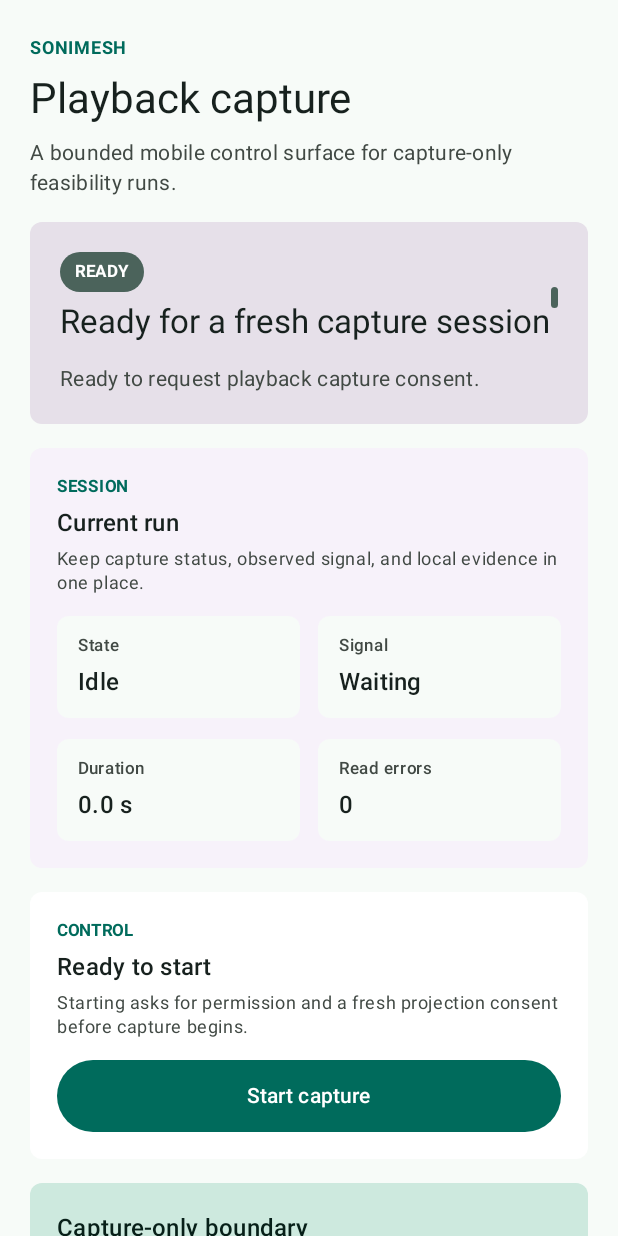
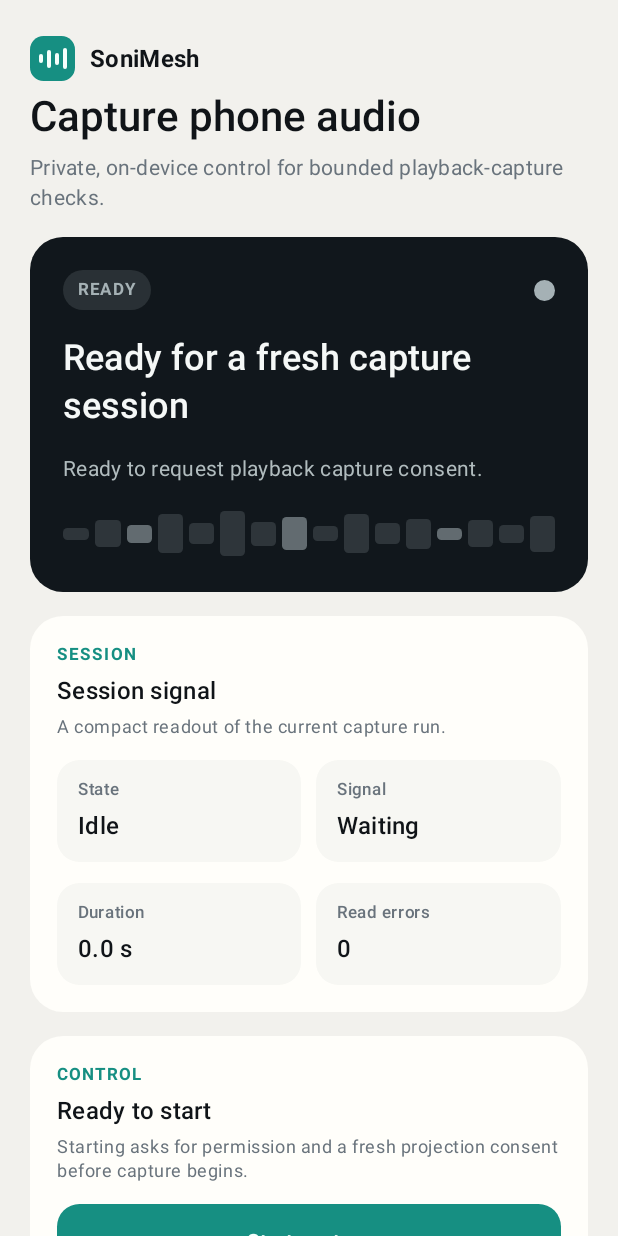
Before and after one commit to sonimesh-labs/sonimesh-dev, an Android app built with Jetpack Compose: the screen it shows after launch (MainActivity), on a phone screen of 412 x 824 dp. Run offline under Robolectric (Android 15) with nearby library versions, the phone set to English and light mode, and no system bars.

Commit message:
feat(ui): refresh desktop and android control surfaces

```diff
--- a/apps/android/app/src/main/java/com/sonimesh/sender/CaptureScreen.kt
+++ b/apps/android/app/src/main/java/com/sonimesh/sender/CaptureScreen.kt
@@ -14,8 +14,9 @@ import androidx.compose.foundation.layout.fillMaxSize
 import androidx.compose.foundation.layout.fillMaxWidth
 import androidx.compose.foundation.layout.height
 import androidx.compose.foundation.layout.heightIn
+import androidx.compose.foundation.layout.navigationBarsPadding
 import androidx.compose.foundation.layout.padding
-import androidx.compose.foundation.layout.navigationBarsPadding
+import androidx.compose.foundation.layout.size
 import androidx.compose.foundation.layout.statusBarsPadding
 import androidx.compose.foundation.layout.width
 import androidx.compose.foundation.rememberScrollState
@@ -41,12 +42,19 @@ import androidx.compose.ui.semantics.liveRegion
 import androidx.compose.ui.semantics.semantics
 import androidx.compose.ui.text.font.FontWeight
 import androidx.compose.ui.unit.dp
+import androidx.compose.ui.unit.sp
 import com.sonimesh.sender.capture.CaptureEvidenceSnapshot
 import com.sonimesh.sender.capture.CaptureStatus
 import com.sonimesh.sender.capture.CaptureUiState
 import com.sonimesh.sender.capture.isActive
 import com.sonimesh.sender.capture.isAwaitingAuthorization
 import java.util.Locale
+
+private val CardShape = RoundedCornerShape(22.dp)
+private val TileShape = RoundedCornerShape(15.dp)
+private val StatusSurface = Color(0xFF11171C)
+private val StatusText = Color(0xFFF5F8F7)
+private val StatusMutedText = Color(0xFFB1BCBE)
 
 @Composable
 internal fun CaptureScreen(
@@ -57,7 +65,7 @@ internal fun CaptureScreen(
     Column(
         modifier = Modifier
             .fillMaxSize()
-            .background(MaterialTheme.colorScheme.surface)
+            .background(MaterialTheme.colorScheme.background)
             .statusBarsPadding()
             .verticalScroll(rememberScrollState())
             .navigationBarsPadding()
@@ -82,23 +90,56 @@ internal fun CaptureScreen(
 
 @Composable
 private fun CaptureHeader() {
-    Column(verticalArrangement = Arrangement.spacedBy(8.dp)) {
+    Column(verticalArrangement = Arrangement.spacedBy(6.dp)) {
+        Row(
+            verticalAlignment = Alignment.CenterVertically,
+            horizontalArrangement = Arrangement.spacedBy(10.dp),
+        ) {
+            BrandMark()
+            Text(
+                "SoniMesh",
+                color = MaterialTheme.colorScheme.onSurface,
+                fontWeight = FontWeight.Bold,
+                style = MaterialTheme.typography.titleMedium,
+            )
+        }
         Text(
-            "SONIMESH",
-            color = MaterialTheme.colorScheme.primary,
-            fontWeight = FontWeight.Bold,
-            style = MaterialTheme.typography.labelMedium,
-        )
-        Text(
-            "Playback capture",
+            "Capture phone audio",
             color = MaterialTheme.colorScheme.onSurface,
+            fontWeight = FontWeight.SemiBold,
             style = MaterialTheme.typography.headlineMedium,
         )
         Text(
-            "A bounded mobile control surface for capture-only feasibility runs.",
+            "Private, on-device control for bounded playback-capture checks.",
             color = MaterialTheme.colorScheme.onSurfaceVariant,
             style = MaterialTheme.typography.bodyMedium,
         )
+    }
+}
+
+@Composable
+private fun BrandMark() {
+    Box(
+        modifier = Modifier
+            .size(30.dp)
+            .clip(RoundedCornerShape(9.dp))
+            .background(MaterialTheme.colorScheme.primary),
+        contentAlignment = Alignment.Center,
+    ) {
+        Row(
+            horizontalArrangement = Arrangement.spacedBy(2.5.dp),
+            verticalAlignment = Alignment.CenterVertically,
+        ) {
+            listOf(6.dp, 12.dp, 8.dp, 14.dp).forEach { barHeight ->
+                Box(
+                    modifier = Modifier
+                        .width(2.5.dp)
+                        .height(barHeight)
+                        .clip(RoundedCornerShape(2.dp))
+                        .background(MaterialTheme.colorScheme.onPrimary),
+                )
+            }
+        }
     }
 }
 
@@ -109,26 +150,19 @@ private fun CaptureStatusCard(status: CaptureStatus) {
         modifier = Modifier
             .fillMaxWidth()
             .semantics { liveRegion = LiveRegionMode.Polite },
-        colors = CardDefaults.cardColors(containerColor = palette.container),
-        shape = RoundedCornerShape(8.dp),
+        colors = CardDefaults.cardColors(containerColor = StatusSurface),
+        shape = CardShape,
     ) {
         Column(
-            modifier = Modifier.padding(20.dp),
-            verticalArrangement = Arrangement.spacedBy(14.dp),
+            modifier = Modifier.padding(22.dp),
+            verticalArrangement = Arrangement.spacedBy(16.dp),
         ) {
             Row(
                 modifier = Modifier.fillMaxWidth(),
                 horizontalArrangement = Arrangement.SpaceBetween,
                 verticalAlignment = Alignment.CenterVertically,
             ) {
-                Column(verticalArrangement = Arrangement.spacedBy(6.dp)) {
-                    StatusPill(text = status.label(), palette = palette)
-                    Text(
-                        text = status.headline(),
-                        color = MaterialTheme.colorScheme.onSurface,
-                        style = MaterialTheme.typography.titleLarge,
-                    )
-                }
+                StatusPill(text = status.label(), palette = palette)
                 if (status is CaptureStatus.Capturing) {
                     BreathingStatusIndicator(color = palette.indicator)
                 } else {
@@ -136,9 +170,51 @@ private fun CaptureStatusCard(status: CaptureStatus) {
                 }
             }
             Text(
+                text = status.headline(),
+                color = StatusText,
+                fontWeight = FontWeight.SemiBold,
+                style = MaterialTheme.typography.headlineSmall,
+            )
+            Text(
                 text = status.description(),
-                color = MaterialTheme.colorScheme.onSurfaceVariant,
+                color = StatusMutedText,
                 style = MaterialTheme.typography.bodyMedium,
+            )
+            SignalRail(active = status is CaptureStatus.Capturing, color = palette.indicator)
+        }
+    }
+}
+
+@Composable
+private fun SignalRail(active: Boolean, color: Color) {
+    val transition = rememberInfiniteTransition(label = "signal-rail")
+    val pulse = transition.animateFloat(
+        initialValue = 0.45f,
+        targetValue = 1f,
+        animationSpec = infiniteRepeatable(
+            animation = tween(durationMillis = 900),
+            repeatMode = RepeatMode.Reverse,
+        ),
+        label = "rail-pulse",
+    ).value
+    val barHeights = listOf(8, 18, 12, 26, 14, 30, 16, 22, 10, 26, 14, 20, 8, 18, 12, 24)
+    Row(
+        modifier = Modifier
+            .fillMaxWidth()
+            .height(34.dp),
+        horizontalArrangement = Arrangement.spacedBy(4.dp),
+        verticalAlignment = Alignment.CenterVertically,
+    ) {
+        barHeights.forEachIndexed { index, height ->
+            val emphasized = index % 5 == 2
+            val barColor = if (emphasized) color else color.copy(alpha = 0.35f)
+            val alpha = if (active) 0.55f + 0.45f * pulse else 0.55f
+            Box(
+                modifier = Modifier
+                    .weight(1f)
+                    .height(height.dp)
+                    .clip(RoundedCornerShape(3.dp))
+                    .background(barColor.copy(alpha = barColor.alpha * alpha)),
             )
         }
     }
@@ -151,8 +227,8 @@ private fun CaptureSummaryCard(
 ) {
     Card(
         modifier = Modifier.fillMaxWidth(),
-        colors = CardDefaults.cardColors(containerColor = MaterialTheme.colorScheme.surfaceContainerLow),
-        shape = RoundedCornerShape(8.dp),
+        colors = CardDefaults.cardColors(containerColor = MaterialTheme.colorScheme.surface),
+        shape = CardShape,
     ) {
         Column(
             modifier = Modifier.padding(18.dp),
@@ -160,10 +236,10 @@ private fun CaptureSummaryCard(
         ) {
             SectionHeader(
                 eyebrow = "SESSION",
-                title = "Current run",
-                supporting = "Keep capture status, observed signal, and local evidence in one place.",
+                title = "Session signal",
+                supporting = "A compact readout of the current capture run.",
             )
-            Row(modifier = Modifier.fillMaxWidth(), horizontalArrangement = Arrangement.spacedBy(12.dp)) {
+            Row(modifier = Modifier.fillMaxWidth(), horizontalArrangement = Arrangement.spacedBy(10.dp)) {
                 SummaryMetric(
                     modifier = Modifier.weight(1f),
                     label = "State",
@@ -175,7 +251,7 @@ private fun CaptureSummaryCard(
                     value = status.signalLabel(),
                 )
             }
-            Row(modifier = Modifier.fillMaxWidth(), horizontalArrangement = Arrangement.spacedBy(12.dp)) {
+            Row(modifier = Modifier.fillMaxWidth(), horizontalArrangement = Arrangement.spacedBy(10.dp)) {
                 SummaryMetric(
                     modifier = Modifier.weight(1f),
                     label = "Duration",
@@ -195,8 +271,8 @@ private fun CaptureSummaryCard(
 private fun CaptureEvidenceCard(evidence: CaptureEvidenceSnapshot) {
     Card(
         modifier = Modifier.fillMaxWidth(),
-        colors = CardDefaults.cardColors(containerColor = MaterialTheme.colorScheme.surfaceContainerLow),
-        shape = RoundedCornerShape(8.dp),
+        colors = CardDefaults.cardColors(containerColor = MaterialTheme.colorScheme.surface),
+        shape = CardShape,
     ) {
         Column(
             modifier = Modifier.padding(18.dp),
@@ -204,14 +280,14 @@ private fun CaptureEvidenceCard(evidence: CaptureEvidenceSnapshot) {
         ) {
             SectionHeader(
                 eyebrow = "EVIDENCE",
-                title = "Observed locally",
-                supporting = "These counters stay in the control domain and summarize the active capture session.",
+                title = "Local observations",
+                supporting = "Capture counters stay on this device and summarize the latest run.",
             )
-            Row(modifier = Modifier.fillMaxWidth(), horizontalArrangement = Arrangement.spacedBy(12.dp)) {
+            Row(modifier = Modifier.fillMaxWidth(), horizontalArrangement = Arrangement.spacedBy(10.dp)) {
                 EvidenceItem("Frames", formatCount(evidence.capturedFrames), Modifier.weight(1f))
                 EvidenceItem("Silent reads", formatCount(evidence.silentReads), Modifier.weight(1f))
             }
-            Row(modifier = Modifier.fillMaxWidth(), horizontalArrangement = Arrangement.spacedBy(12.dp)) {
+            Row(modifier = Modifier.fillMaxWidth(), horizontalArrangement = Arrangement.spacedBy(10.dp)) {
                 EvidenceItem("Read errors", formatCount(evidence.readErrors), Modifier.weight(1f))
                 EvidenceItem(
                     "Latest read",
@@ -232,8 +308,8 @@ private fun CaptureActionCard(
 ) {
     Card(
         modifier = Modifier.fillMaxWidth(),
-        colors = CardDefaults.cardColors(containerColor = MaterialTheme.colorScheme.surfaceContainerLowest),
-        shape = RoundedCornerShape(8.dp),
+        colors = CardDefaults.cardColors(containerColor = MaterialTheme.colorScheme.surface),
+        shape = CardShape,
     ) {
         Column(
             modifier = Modifier.padding(18.dp),
@@ -256,21 +332,30 @@ private fun CaptureActionCard(
                 OutlinedButton(
                     modifier = Modifier
                         .fillMaxWidth()
-                        .heightIn(min = 48.dp),
+                        .heightIn(min = 50.dp),
                     onClick = onStop,
+                    shape = TileShape,
                     colors = ButtonDefaults.outlinedButtonColors(contentColor = MaterialTheme.colorScheme.error),
                 ) {
-                    Text("Stop capture")
+                    Text("Stop capture", fontWeight = FontWeight.SemiBold)
                 }
             } else {
                 Button(
                     modifier = Modifier
                         .fillMaxWidth()
-                        .heightIn(min = 48.dp),
+                        .heightIn(min = 50.dp),
                     enabled = !starting,
                     onClick = onStart,
+                    shape = TileShape,
+                    colors = ButtonDefaults.buttonColors(
+                        containerColor = MaterialTheme.colorScheme.primary,
+                        contentColor = MaterialTheme.colorScheme.onPrimary,
+                    ),
                 ) {
-                    Text(if (starting) "Waiting for system consent" else "Start capture")
+                    Text(
+                        if (starting) "Waiting for system consent" else "Start capture",
+                        fontWeight = FontWeight.SemiBold,
+                    )
                 }
             }
         }
@@ -281,8 +366,8 @@ private fun CaptureActionCard(
 private fun CaptureBoundaryCard() {
     Card(
         modifier = Modifier.fillMaxWidth(),
-        colors = CardDefaults.cardColors(containerColor = MaterialTheme.colorScheme.secondaryContainer),
-        shape = RoundedCornerShape(8.dp),
+        colors = CardDefaults.cardColors(containerColor = MaterialTheme.colorScheme.surface),
+        shape = CardShape,
     ) {
         Column(
             modifier = Modifier.padding(18.dp),
@@ -290,12 +375,13 @@ private fun CaptureBoundaryCard() {
         ) {
             Text(
                 "Capture-only boundary",
-                color = MaterialTheme.colorScheme.onSecondaryContainer,
-                style = MaterialTheme.typography.titleMedium,
+                color = MaterialTheme.colorScheme.onSurface,
+                fontWeight = FontWeight.SemiBold,
+                style = MaterialTheme.typography.titleSmall,
             )
             Text(
                 "Audio samples are discarded locally. This screen reports observations without attributing policy limits to a specific source app.",
-                color = MaterialTheme.colorScheme.onSecondaryContainer,
+                color = MaterialTheme.colorScheme.onSurfaceVariant,
                 style = MaterialTheme.typography.bodyMedium,
             )
         }
@@ -313,11 +399,13 @@ private fun SectionHeader(
             text = eyebrow,
             color = MaterialTheme.colorScheme.primary,
             fontWeight = FontWeight.Bold,
+            letterSpacing = 1.4.sp,
             style = MaterialTheme.typography.labelSmall,
         )
         Text(
             text = title,
             color = MaterialTheme.colorScheme.onSurface,
+            fontWeight = FontWeight.SemiBold,
             style = MaterialTheme.typography.titleMedium,
         )
         Text(
@@ -336,32 +424,36 @@ private fun SummaryMetric(
 ) {
     Surface(
         modifier = modifier,
-        shape = RoundedCornerShape(8.dp),
-        color = MaterialTheme.colorScheme.surface,
+        shape = TileShape,
+        color = MaterialTheme.colorScheme.surfaceContainerLow,
     ) {
         Column(
             modifier = Modifier.padding(horizontal = 14.dp, vertical = 12.dp),
             verticalArrangement = Arrangement.spacedBy(4.dp),
         ) {
             Text(label, color = MaterialTheme.colorScheme.onSurfaceVariant, style = MaterialTheme.typography.labelSmall)
-            Text(value, color = MaterialTheme.colorScheme.onSurface, style = MaterialTheme.typography.titleMedium)
+            Text(value, color = MaterialTheme.colorScheme.onSurface, fontWeight = FontWeight.SemiBold, style = MaterialTheme.typography.titleMedium)
         }
     }
 }
 
 @Composable
-private fun EvidenceItem(label: String, value: String, modifier: Modifier) {
+private fun EvidenceItem(
+    label: String,
+    value: String,
+    modifier: Modifier = Modifier,
+) {
     Surface(
         modifier = modifier,
-        shape = RoundedCornerShape(8.dp),
-        color = MaterialTheme.colorScheme.surface,
+        shape = TileShape,
+        color = MaterialTheme.colorScheme.surfaceContainerLow,
     ) {
         Column(
             modifier = Modifier.padding(horizontal = 14.dp, vertical = 12.dp),
             verticalArrangement = Arrangement.spacedBy(4.dp),
         ) {
             Text(label, color = MaterialTheme.colorScheme.onSurfaceVariant, style = MaterialTheme.typography.labelSmall)
-            Text(value, color = MaterialTheme.colorScheme.onSurface, style = MaterialTheme.typography.titleMedium)
+            Text(value, color = MaterialTheme.colorScheme.onSurface, fontWeight = FontWeight.SemiBold, style = MaterialTheme.typography.titleMedium)
         }
     }
 }
@@ -372,14 +464,15 @@ private fun StatusPill(
     palette: StatusPalette,
 ) {
     Surface(
-        color = palette.indicator,
+        color = palette.indicator.copy(alpha = 0.16f),
         shape = RoundedCornerShape(999.dp),
     ) {
         Text(
             modifier = Modifier.padding(horizontal = 10.dp, vertical = 5.dp),
             text = text,
-            color = palette.onIndicator,
+            color = palette.indicator,
             fontWeight = FontWeight.Bold,
+            letterSpacing = 1.2.sp,
             style = MaterialTheme.typography.labelSmall,
         )
     }
@@ -423,9 +516,7 @@ private fun StatusIndicator(color: Color) {
 }
 
 private data class StatusPalette(
-    val container: Color,
     val indicator: Color,
-    val onIndicator: Color,
 )
 
 @Composable
@@ -434,26 +525,10 @@ private fun CaptureStatus.palette(): StatusPalette = when (this) {
     CaptureStatus.AwaitingPermission,
     CaptureStatus.AwaitingNotificationPermission,
     CaptureStatus.AwaitingProjectionConsent,
-    -> StatusPalette(
-        container = MaterialTheme.colorScheme.surfaceContainerHighest,
-        indicator = MaterialTheme.colorScheme.secondary,
-        onIndicator = MaterialTheme.colorScheme.onSecondary,
-    )
-    is CaptureStatus.Capturing -> StatusPalette(
-        container = MaterialTheme.colorScheme.primaryContainer,
-        indicator = MaterialTheme.colorScheme.primary,
-        onIndicator = MaterialTheme.colorScheme.onPrimary,
-    )
-    is CaptureStatus.NoCapturableAudio -> StatusPalette(
-        container = MaterialTheme.colorScheme.tertiaryContainer,
-        indicator = MaterialTheme.colorScheme.tertiary,
-        onIndicator = MaterialTheme.colorScheme.onTertiary,
-    )
-    is CaptureStatus.Stopped, is CaptureStatus.Failed -> StatusPalette(
-        container = MaterialTheme.colorScheme.errorContainer,
-        indicator = MaterialTheme.colorScheme.error,
-        onIndicator = MaterialTheme.colorScheme.onError,
-    )
+    -> StatusPalette(indicator = Color(0xFFA5B1B5))
+    is CaptureStatus.Capturing -> StatusPalette(indicator = Color(0xFF36C8B6))
+    is CaptureStatus.NoCapturableAudio -> StatusPalette(indicator = Color(0xFFE6AE54))
+    is CaptureStatus.Stopped, is CaptureStatus.Failed -> StatusPalette(indicator = Color(0xFFE66F7F))
 }
 
 private fun CaptureStatus.label(): String = when (this) {
--- a/apps/android/app/src/main/java/com/sonimesh/sender/SoniMeshTheme.kt
+++ b/apps/android/app/src/main/java/com/sonimesh/sender/SoniMeshTheme.kt
@@ -1,68 +1,53 @@
 package com.sonimesh.sender
 
-import androidx.compose.foundation.isSystemInDarkTheme
 import androidx.compose.material3.MaterialTheme
-import androidx.compose.material3.darkColorScheme
 import androidx.compose.material3.lightColorScheme
 import androidx.compose.runtime.Composable
 import androidx.compose.ui.graphics.Color
 
-private val LightColors = lightColorScheme(
-    primary = Color(0xFF006B5C),
-    onPrimary = Color(0xFFFFFFFF),
-    primaryContainer = Color(0xFFB9F3DF),
-    onPrimaryContainer = Color(0xFF002019),
-    secondary = Color(0xFF4B635B),
+/**
+ * Shared SoniMesh visual foundation.
+ *
+ * The product uses a calm, warm studio canvas with a deep receiver/capture
+ * surface for the realtime state. Semantic colors stay explicit so status is
+ * never communicated through color alone.
+ */
+private val SoniMeshColors = lightColorScheme(
+    primary = Color(0xFF168F82),
+    onPrimary = Color(0xFFF5FFFC),
+    primaryContainer = Color(0xFFD9F2EE),
+    onPrimaryContainer = Color(0xFF075D55),
+    secondary = Color(0xFF3379EA),
     onSecondary = Color(0xFFFFFFFF),
-    secondaryContainer = Color(0xFFCDE9DE),
-    onSecondaryContainer = Color(0xFF071F18),
-    tertiary = Color(0xFF765A00),
-    onTertiary = Color(0xFFFFFFFF),
-    tertiaryContainer = Color(0xFFFFDEA0),
-    onTertiaryContainer = Color(0xFF261A00),
-    error = Color(0xFFB3261E),
-    onError = Color(0xFFFFFFFF),
-    errorContainer = Color(0xFFFFDAD6),
-    onErrorContainer = Color(0xFF410002),
-    background = Color(0xFFF7FBF8),
-    onBackground = Color(0xFF17211E),
-    surface = Color(0xFFF7FBF8),
-    onSurface = Color(0xFF17211E),
-    surfaceVariant = Color(0xFFDDE6E0),
-    onSurfaceVariant = Color(0xFF414944),
-    outline = Color(0xFF717A74),
-)
-
-private val DarkColors = darkColorScheme(
-    primary = Color(0xFF9BD8C3),
-    onPrimary = Color(0xFF00382F),
-    primaryContainer = Color(0xFF005143),
-    onPrimaryContainer = Color(0xFFB9F3DF),
-    secondary = Color(0xFFB1CCC0),
-    onSecondary = Color(0xFF1C352C),
-    secondaryContainer = Color(0xFF344C42),
-    onSecondaryContainer = Color(0xFFCDE9DE),
-    tertiary = Color(0xFFF1C56F),
-    onTertiary = Color(0xFF3E2E00),
-    tertiaryContainer = Color(0xFF5A4300),
-    onTertiaryContainer = Color(0xFFFFDEA0),
-    error = Color(0xFFFFB4AB),
-    onError = Color(0xFF690005),
-    errorContainer = Color(0xFF93000A),
-    onErrorContainer = Color(0xFFFFDAD6),
-    background = Color(0xFF101512),
-    onBackground = Color(0xFFDFE4E0),
-    surface = Color(0xFF101512),
-    onSurface = Color(0xFFDFE4E0),
-    surfaceVariant = Color(0xFF414944),
-    onSurfaceVariant = Color(0xFFC1C9C3),
-    outline = Color(0xFF8B938D),
+    secondaryContainer = Color(0xFFE5EFFF),
+    onSecondaryContainer = Color(0xFF164A9C),
+    tertiary = Color(0xFFA66712),
+    onTertiary = Color(0xFFFFFBF4),
+    tertiaryContainer = Color(0xFFFFF1D5),
+    onTertiaryContainer = Color(0xFF6A4108),
+    error = Color(0xFFBF4053),
+    onError = Color(0xFFFFFBFB),
+    errorContainer = Color(0xFFFDE7EB),
+    onErrorContainer = Color(0xFF7C1F31),
+    background = Color(0xFFF2F1ED),
+    onBackground = Color(0xFF101418),
+    surface = Color(0xFFFFFEFA),
+    onSurface = Color(0xFF101418),
+    surfaceVariant = Color(0xFFECECE6),
+    onSurfaceVariant = Color(0xFF69737C),
+    surfaceContainerLowest = Color(0xFFFFFEFA),
+    surfaceContainerLow = Color(0xFFF7F7F3),
+    surfaceContainer = Color(0xFFF1F1EC),
+    surfaceContainerHigh = Color(0xFFECECE6),
+    surfaceContainerHighest = Color(0xFFE4E5E0),
+    outline = Color(0xFFC9CCC5),
+    outlineVariant = Color(0xFFDEDFD9),
 )
 
 @Composable
 internal fun SoniMeshTheme(content: @Composable () -> Unit) {
     MaterialTheme(
-        colorScheme = if (isSystemInDarkTheme()) DarkColors else LightColors,
+        colorScheme = SoniMeshColors,
         content = content,
     )
 }
```
Also changed, not shown: 6 other files.
